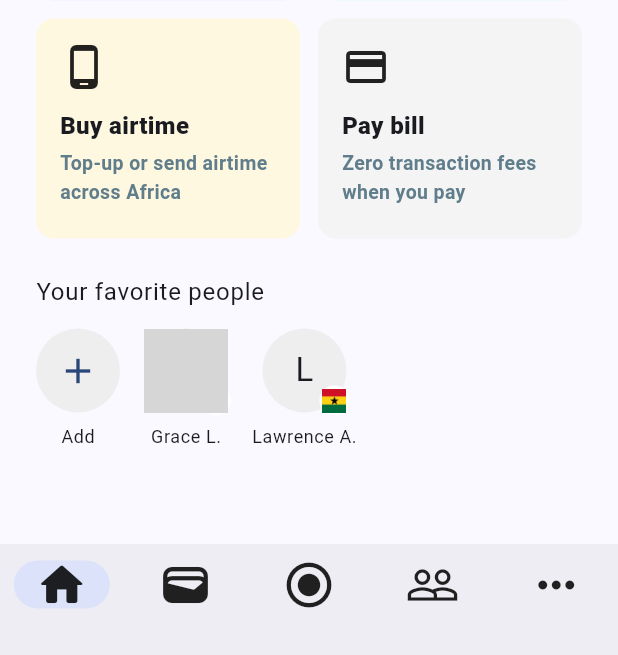
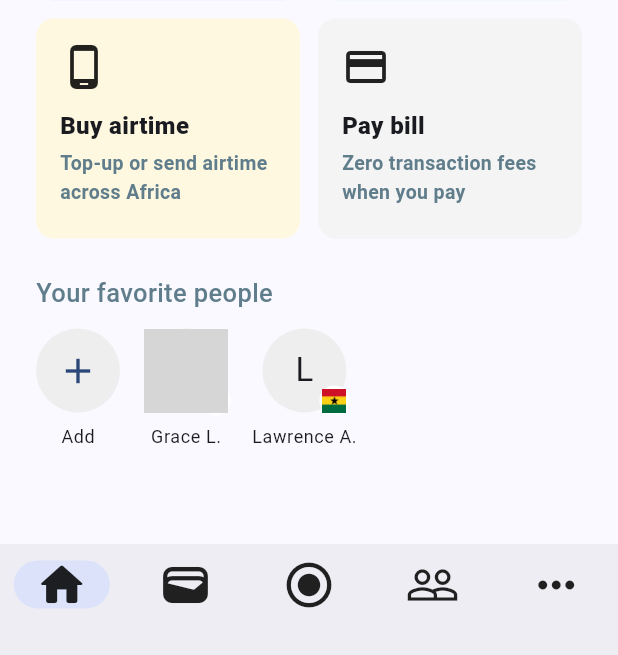
Before and after one commit to ChathuraJayakody/OroboPay, a Flutter app: the screen it shows after launch, on a phone screen of 412 x 824 dp, the part 581-1236 px from its top. Run offline on Flutter 3.47's test engine with Material 3 defaults, Android fonts, the phone set to English and light mode, and no system bars; network calls fail; grey boxes are pictures that could not be loaded.

Commit message:
updated homeScreen UI

```diff
--- a/lib/Screens/home_screen.dart
+++ b/lib/Screens/home_screen.dart
@@ -87,7 +87,11 @@ class _HomeScreenState extends State<HomeScreen> {
             const SizedBox(height: 24),
             Text(
               'Your favorite people',
-              style: Theme.of(context).textTheme.bodyLarge,
+              style: TextStyle(
+                fontWeight: FontWeight.w500,
+                fontSize: 17,
+                color: Colors.blueGrey
+              ),
             ),
             const SizedBox(height: 12),
             SingleChildScrollView(
```
